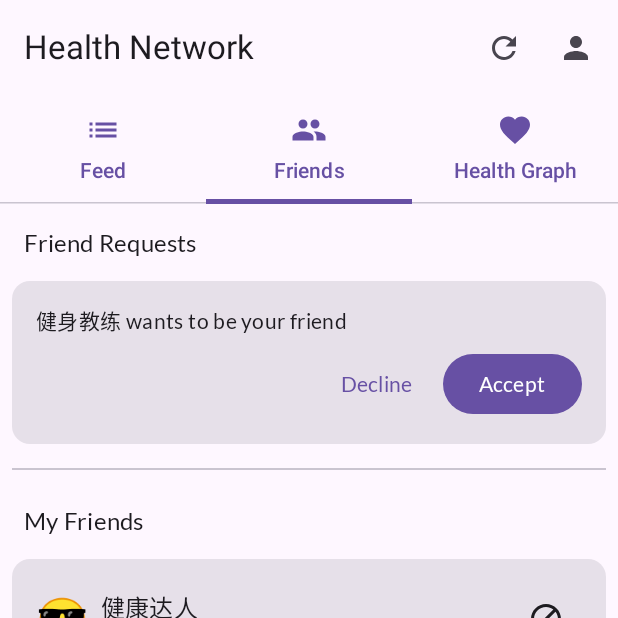
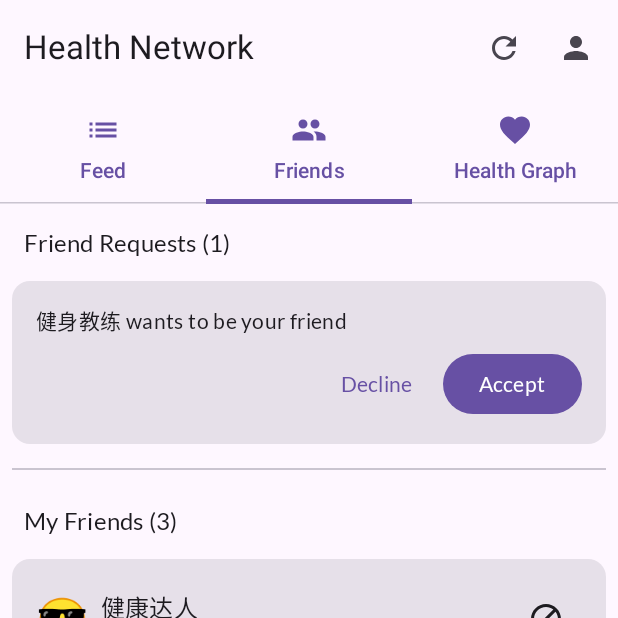
Before and after one commit to Nickory/RayVita, an Android app built with Jetpack Compose: the SocialActivity screen opened directly, with no data from a screen before it, tab 2 chosen, on a phone screen of 412 x 824 dp, the top half of it. Run offline under Robolectric (Android 15) with nearby library versions, the phone set to English and light mode, and no system bars; pictures from the network do not load; 1 statement that could not run was skipped.

Commit message:
3.0 social 基本可用 迈入3.0时代 所有功能基本性完成
太难了！太难了！这玩意怎么那么难做（o(╥﹏╥)o）
1.social好友申请修复可以使用 昵称缺失目前会导致好友申请无法显示
2.发帖图片有问题，头像用户名等等无法正确传入，网状视图也是
3.下面social先放一边 主攻深度学习模型的部署

```diff
--- a/app/src/main/java/com/codelab/basiclayouts/network/SocialApi.kt
+++ b/app/src/main/java/com/codelab/basiclayouts/network/SocialApi.kt
@@ -6,7 +6,7 @@ import com.codelab.basiclayouts.model.Comment
 import com.codelab.basiclayouts.model.CommentRequest
 import com.codelab.basiclayouts.model.CreatePostRequest
 import com.codelab.basiclayouts.model.Friend
-import com.codelab.basiclayouts.model.FriendRequestActionRequest
+import com.codelab.basiclayouts.model.FriendRequest
 import com.codelab.basiclayouts.model.LikePostRequest
 import com.codelab.basiclayouts.model.Post
 import retrofit2.Response
@@ -17,7 +17,9 @@ import retrofit2.http.POST
 import retrofit2.http.PUT
 import retrofit2.http.Path
 import retrofit2.http.Query
-
+data class FriendRequestsResponse(
+    val requests: List<FriendRequest>
+)
 interface SocialApi {
     // Friend System APIs (Phase 2)
     @POST("/api/friend/request")
@@ -26,12 +28,21 @@ interface SocialApi {
     @PUT("/api/friend/request/{req_id}")
     suspend fun processFriendRequest(
         @Path("req_id") requestId: Int,
-        @Body action: FriendRequestActionRequest
+        @Body action: Map<String, String>
     ): Response<ApiResponse<Nothing>>
 
+    // 修改 getFeed API，直接接收 List<Post> 而不是包装在 ApiResponse 中
+    @GET("/api/post/feed")
+    suspend fun getUserFeed(@Query("user_id") userId: Int): Response<List<Post>>
 
+    // 修改 getFriendList API
     @GET("/api/friend/list")
-    suspend fun getFriendList(@Query("user_id") userId: Int): Response<ApiResponse<List<Friend>>>
+    suspend fun getFriendList(@Query("user_id") userId: Int): Response<List<Friend>>
+
+    @GET("/api/friend/incoming")
+    suspend fun getIncomingFriendRequests(
+        @Query("user_id") userId: Int
+    ): Response<FriendRequestsResponse>
 
     @PUT("/api/friend/{friend_id}/block")
     suspend fun blockOrUnblockFriend(
@@ -64,6 +75,4 @@ interface SocialApi {
     @GET("/api/post/{post_id}/comments")
     suspend fun getPostComments(@Path("post_id") postId: Int): Response<ApiResponse<List<Comment>>>
 
-    @GET("/api/post/feed")
-    suspend fun getUserFeed(@Query("user_id") userId: Int): Response<ApiResponse<List<Post>>>
-}
+    }
--- a/app/src/main/java/com/codelab/basiclayouts/ui/screen/social/PostCard.kt
+++ b/app/src/main/java/com/codelab/basiclayouts/ui/screen/social/PostCard.kt
@@ -41,18 +41,24 @@ import java.util.Locale
 @OptIn(ExperimentalMaterial3Api::class)
 @Composable
 fun PostCard(
+
     post: Post,
-    onLikeClick: () -> Unit,
-    onCommentClick: () -> Unit,
-    onDeleteClick: (() -> Unit)? = null,
-    modifier: Modifier = Modifier
-) {
+onLikeClick: (Int) -> Unit,  // 改为接收postId参数
+onCommentClick: (Int) -> Unit,  // 改为接收postId参数
+onDeleteClick: ((Int) -> Unit)? = null,  // 改为接收postId参数
+modifier: Modifier = Modifier
+){
     val dateFormat = remember { SimpleDateFormat("yyyy-MM-dd HH:mm", Locale.getDefault()) }
     val formattedDate = remember(post.created_at) {
         try {
-            dateFormat.format(dateFormat.parse(post.created_at) ?: Date())
+            // 添加空值检查
+            if (post.created_at.isNullOrEmpty()) {
+                "Unknown date"
+            } else {
+                dateFormat.format(dateFormat.parse(post.created_at) ?: Date())
+            }
         } catch (e: Exception) {
-            post.created_at
+            post.created_at ?: "Unknown date"
         }
     }
 
@@ -72,7 +78,7 @@ fun PostCard(
                     verticalAlignment = Alignment.CenterVertically,
                     horizontalArrangement = Arrangement.spacedBy(8.dp)
                 ) {
-                    // Avatar based on the avatar_index
+                    // Avatar based on the avatar_index with null safety
                     Text(
                         text = when (post.user_avatar_index) {
                             1 -> "😊"
@@ -87,8 +93,9 @@ fun PostCard(
                     )
 
                     Column {
+                        // 添加空值检查
                         Text(
-                            text = post.user_nickname,
+                            text = post.user_nickname ?: "Unknown User",
                             style = MaterialTheme.typography.titleMedium
                         )
                         Text(
@@ -101,7 +108,7 @@ fun PostCard(
 
                 // More options (delete)
                 if (onDeleteClick != null) {
-                    IconButton(onClick = onDeleteClick) {
+                    IconButton(onClick = { onDeleteClick(post.post_id) }) {
                         Icon(
                             imageVector = Icons.Default.Delete,
                             contentDescription = "Delete Post",
@@ -113,9 +120,9 @@ fun PostCard(
 
             Spacer(modifier = Modifier.height(8.dp))
 
-            // Post content
+            // 添加空值检查
             Text(
-                text = post.text_content,
+                text = post.text_content ?: "",
                 style = MaterialTheme.typography.bodyMedium,
                 modifier = Modifier.padding(vertical = 8.dp)
             )
@@ -181,13 +188,13 @@ fun PostCard(
             Spacer(modifier = Modifier.height(8.dp))
             Divider()
 
-            // Action buttons
+            // Action buttons - 修改调用回调函数的方式，传入post.post_id
             Row(
                 modifier = Modifier.fillMaxWidth(),
                 horizontalArrangement = Arrangement.SpaceEvenly
             ) {
                 TextButton(
-                    onClick = onLikeClick,
+                    onClick = { onLikeClick(post.post_id) },  // 传入post.post_id
                     colors = ButtonDefaults.textButtonColors(
                         contentColor = if (post.is_liked_by_me)
                             MaterialTheme.colorScheme.primary
@@ -206,7 +213,7 @@ fun PostCard(
                     Text(text = "Like")
                 }
 
-                TextButton(onClick = onCommentClick) {
+                TextButton(onClick = { onCommentClick(post.post_id) }) {  // 传入post.post_id
                     Icon(imageVector = Icons.Default.Comment, contentDescription = "Comment")
                     Spacer(modifier = Modifier.width(4.dp))
                     Text(text = "Comment")
--- a/app/src/main/java/com/codelab/basiclayouts/ui/screen/social/SocialScreen.kt
+++ b/app/src/main/java/com/codelab/basiclayouts/ui/screen/social/SocialScreen.kt
@@ -231,7 +231,7 @@ fun FeedContent(
 @Composable
 fun FriendListContent(
     friends: List<Friend>,
-    friendRequests: List<com.codelab.basiclayouts.model.FriendRequest>,
+    friendRequests: List<FriendRequest>,
     onBlockFriend: (Int, Boolean) -> Unit,
     onProcessRequest: (FriendRequest, Boolean) -> Unit,
     modifier: Modifier = Modifier
@@ -252,11 +252,11 @@ fun FriendListContent(
                 contentPadding = PaddingValues(8.dp),
                 verticalArrangement = Arrangement.spacedBy(8.dp)
             ) {
-                // Friend requests section
+                // 好友请求部分
                 if (friendRequests.isNotEmpty()) {
                     item {
                         Text(
-                            text = "Friend Requests",
+                            text = "Friend Requests (${friendRequests.size})",
                             style = MaterialTheme.typography.titleMedium,
                             modifier = Modifier.padding(8.dp)
                         )
@@ -276,11 +276,11 @@ fun FriendListContent(
                     }
                 }
 
-                // Friends section
+                // 好友列表部分
                 if (friends.isNotEmpty()) {
                     item {
                         Text(
-                            text = "My Friends",
+                            text = "My Friends (${friends.size})",
                             style = MaterialTheme.typography.titleMedium,
                             modifier = Modifier.padding(8.dp)
                         )
--- a/app/src/main/java/com/codelab/basiclayouts/viewModel/home/IHomeViewModel.kt
+++ b/app/src/main/java/com/codelab/basiclayouts/viewModel/home/IHomeViewModel.kt
@@ -12,8 +12,6 @@ interface IHomeViewModel {
 
     // 扫描操作
     fun startScan()
-
-
 
     // 错误处理
     fun dismissError()
```
Also changed, not shown: app/src/main/java/com/codelab/basiclayouts/ui/screen/social/SocialActivtiy.kt (+30 -49 lines), app/src/main/java/com/codelab/basiclayouts/viewModel/social/SocialViewModel.kt (+80 -38 lines).
